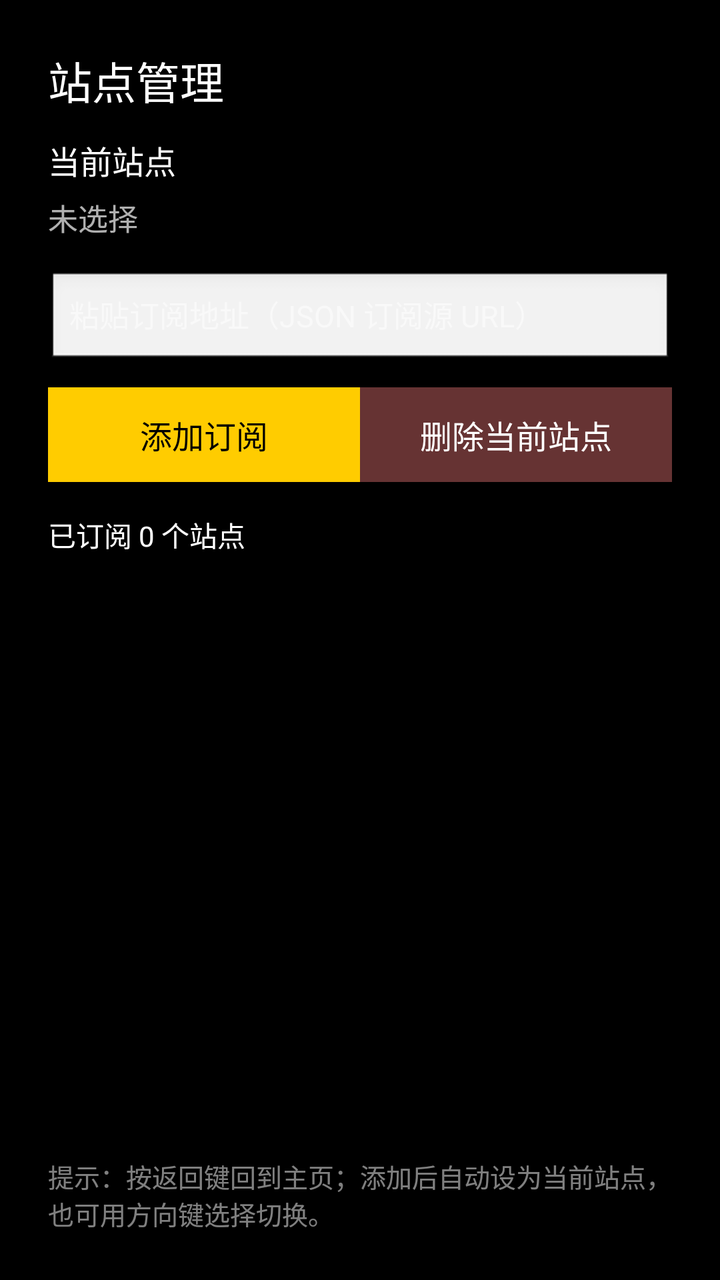
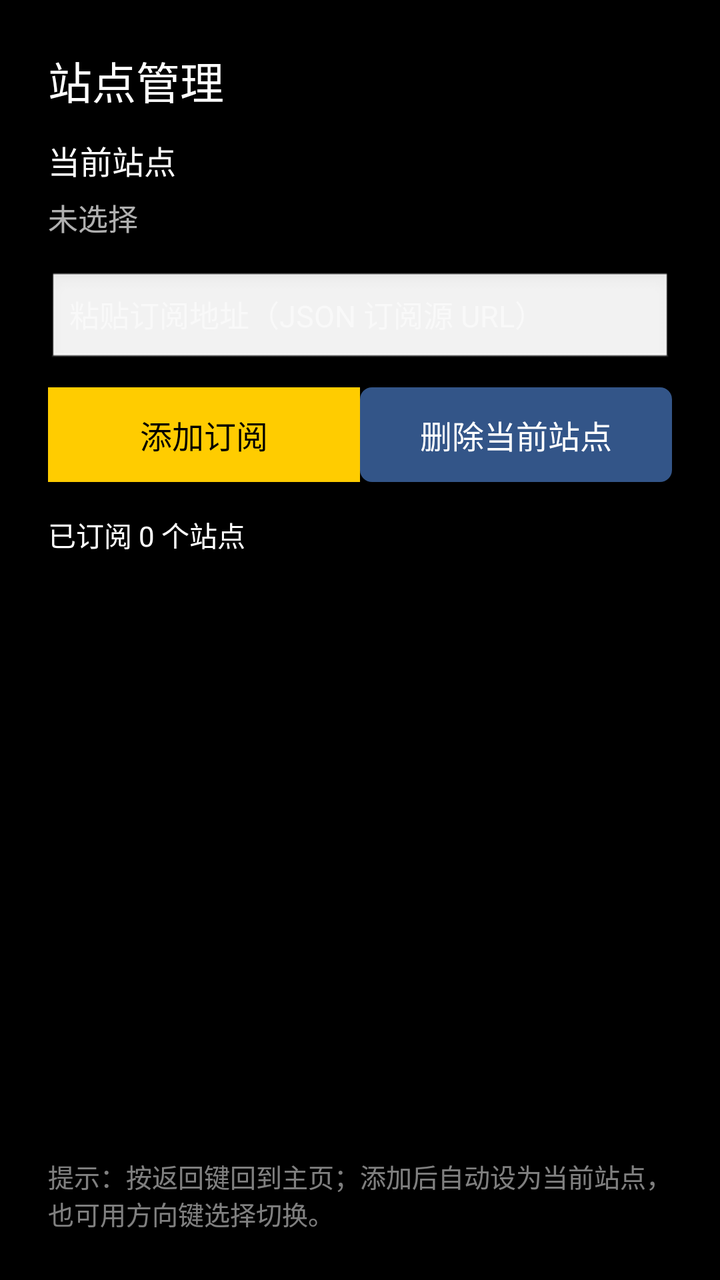

Two renders of the same Android screen: before a commit and after it. Below are the layout's source before the change and the commit's diff.
<!-- AndroidManifest.xml: activity theme android:Theme.Black.NoTitleBar -->
<!-- res/layout/activity_sites.xml -->
<?xml version="1.0" encoding="utf-8"?>
<LinearLayout xmlns:android="http://schemas.android.com/apk/res/android"
    android:layout_width="match_parent"
    android:layout_height="match_parent"
    android:orientation="vertical"
    android:background="#000000"
    android:padding="24dp">

    <TextView
        android:layout_width="match_parent"
        android:layout_height="wrap_content"
        android:paddingBottom="12dp"
        android:textColor="#FFFFFF"
        android:textSize="22sp"
        android:text="站点管理" />

    <TextView
        android:layout_width="match_parent"
        android:layout_height="wrap_content"
        android:paddingBottom="6dp"
        android:textColor="#FFFFFF"
        android:textSize="16sp"
        android:text="当前站点" />

    <TextView
        android:id="@+id/valCurrent"
        android:layout_width="match_parent"
        android:layout_height="wrap_content"
        android:paddingBottom="16dp"
        android:textColor="#B0FFFFFF"
        android:textSize="15sp"
        android:text="未选择" />

    <EditText
        android:id="@+id/inputUrl"
        android:layout_width="match_parent"
        android:layout_height="wrap_content"
        android:hint="粘贴订阅地址（JSON 订阅源 URL）"
        android:textColor="#FFFFFF"
        android:textColorHint="#80FFFFFF"
        android:textSize="15sp"
        android:inputType="textUri" />

    <LinearLayout
        android:layout_width="match_parent"
        android:layout_height="wrap_content"
        android:orientation="horizontal"
        android:paddingTop="10dp"
        android:paddingBottom="10dp">

        <TextView
            android:id="@+id/btnAdd"
            android:layout_width="0dp"
            android:layout_height="wrap_content"
            android:layout_weight="1"
            android:padding="12dp"
            android:gravity="center"
            android:textColor="#000000"
            android:textSize="16sp"
            android:focusable="true"
            android:clickable="true"
            android:background="#FFCC00"
            android:text="添加订阅" />

        <TextView
            android:id="@+id/btnRemove"
            android:layout_width="0dp"
            android:layout_height="wrap_content"
            android:layout_weight="1"
            android:padding="12dp"
            android:gravity="center"
            android:textColor="#FFFFFF"
            android:textSize="16sp"
            android:focusable="true"
            android:clickable="true"
            android:background="#663333"
            android:text="删除当前站点" />

    </LinearLayout>

    <TextView
        android:id="@+id/labelSites"
        android:layout_width="match_parent"
        android:layout_height="wrap_content"
        android:paddingTop="6dp"
        android:paddingBottom="6dp"
        android:textColor="#FFFFFF"
        android:textSize="14sp"
        android:text="已订阅 0 个站点" />

    <androidx.recyclerview.widget.RecyclerView
        android:id="@+id/siteList"
        android:layout_width="match_parent"
        android:layout_height="0dp"
        android:layout_weight="1"
        android:clipToPadding="false" />

    <TextView
        android:layout_width="match_parent"
        android:layout_height="wrap_content"
        android:paddingTop="10dp"
        android:textColor="#80FFFFFF"
        android:textSize="13sp"
        android:text="提示：按返回键回到主页；添加后自动设为当前站点，也可用方向键选择切换。" />

</LinearLayout>
<!-- resources referenced by this layout -->
<resources>

</resources>

<!-- the commit's change to res/layout/activity_sites.xml (unified diff, before → after) -->
@@ -73,7 +73,7 @@
             android:textSize="16sp"
             android:focusable="true"
             android:clickable="true"
-            android:background="#663333"
+            android:background="@drawable/selector_tv_btn"
             android:text="删除当前站点" />
 
     </LinearLayout>
<!-- resource entries referenced after the edit -->
@@ -1,5 +1,20 @@
 <!-- resources referenced by this layout -->
 <resources>
-
+  <!-- drawable selector_tv_btn (drawable) -->
+  <?xml version="1.0" encoding="utf-8"?>
+  <selector xmlns:android="http://schemas.android.com/apk/res/android">
+      <item android:state_focused="true">
+          <shape>
+              <solid android:color="#FFCC00" />
+              <corners android:radius="6dp" />
+          </shape>
+      </item>
+      <item>
+          <shape>
+              <solid android:color="#335588" />
+              <corners android:radius="6dp" />
+          </shape>
+      </item>
+  </selector>
 </resources>
 
